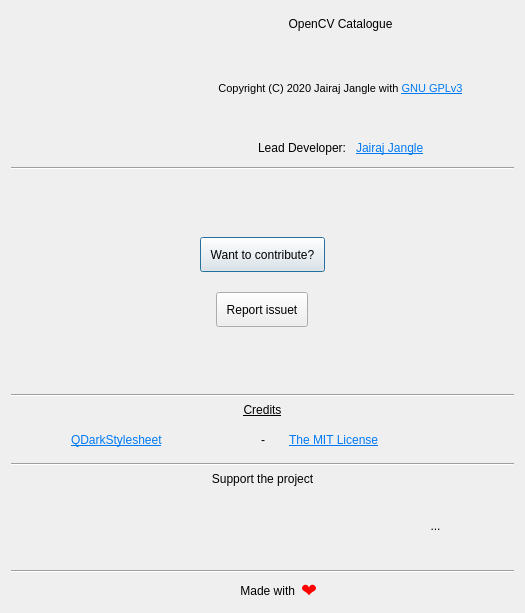
Before: the Qt Designer form Window/AboutDialog/aboutdialog.ui in JairajJangle/OpenCV-Catalogue, drawn with Qt 5.
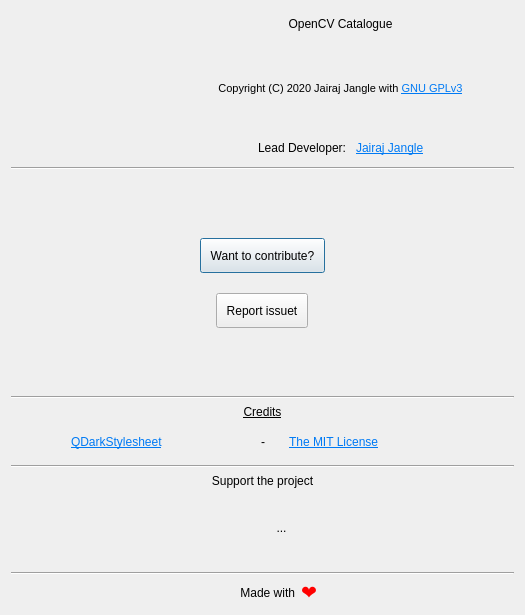
After: the same form once the commit is applied. Icons and pictures are not drawn.

Commit message: Updated size for about dialog

```diff
--- a/Window/AboutDialog/aboutdialog.ui
+++ b/Window/AboutDialog/aboutdialog.ui
@@ -7,7 +7,7 @@
     <x>0</x>
     <y>0</y>
     <width>525</width>
-    <height>613</height>
+    <height>615</height>
    </rect>
   </property>
   <property name="sizePolicy">
@@ -74,13 +74,13 @@
           <widget class="QToolButton" name="buttonDonatePaypal">
            <property name="minimumSize">
             <size>
-             <width>147</width>
+             <width>135</width>
              <height>47</height>
             </size>
            </property>
            <property name="maximumSize">
             <size>
-             <width>147</width>
+             <width>135</width>
              <height>47</height>
             </size>
            </property>
@@ -102,38 +102,6 @@
            </property>
           </widget>
          </item>
-         <item>
-          <widget class="QToolButton" name="buttonDonateLiberaPay">
-           <property name="minimumSize">
-            <size>
-             <width>96</width>
-             <height>35</height>
-            </size>
-           </property>
-           <property name="maximumSize">
-            <size>
-             <width>96</width>
-             <height>35</height>
-            </size>
-           </property>
-           <property name="toolTip">
-            <string>LiberaPay support</string>
-           </property>
-           <property name="styleSheet">
-            <string notr="true">#buttonDonateLiberaPay
-{
-background-color: transparent;
-border-image: url(:/assets/liberapay_donate.png);
-background: none;
-border: none;
-background-repeat: none;
-}</string>
-           </property>
-           <property name="text">
-            <string/>
-           </property>
-          </widget>
-         </item>
          <item>
           <widget class="QToolButton" name="buttonDonateUPI">
            <property name="minimumSize">
@@ -157,6 +125,38 @@
            </property>
           </widget>
          </item>
+         <item>
+          <widget class="QToolButton" name="buttonDonateLiberaPay">
+           <property name="minimumSize">
+            <size>
+             <width>96</width>
+             <height>35</height>
+            </size>
+           </property>
+           <property name="maximumSize">
+            <size>
+             <width>96</width>
+             <height>35</height>
+            </size>
+           </property>
+           <property name="toolTip">
+            <string>LiberaPay support</string>
+           </property>
+           <property name="styleSheet">
+            <string notr="true">#buttonDonateLiberaPay
+{
+background-color: transparent;
+border-image: url(:/assets/liberapay_donate.png);
+background: none;
+border: none;
+background-repeat: none;
+}</string>
+           </property>
+           <property name="text">
+            <string/>
+           </property>
+          </widget>
+         </item>
         </layout>
        </item>
       </layout>
```
The commit also changes 1 other file.
